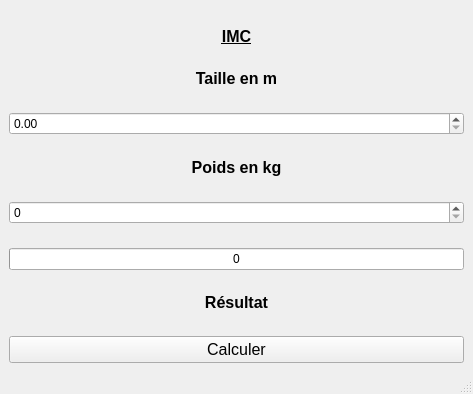
Old version of the form bmi-calculator/mainwindow.ui in the repository ChrisBradford2/BMI-Calculator.
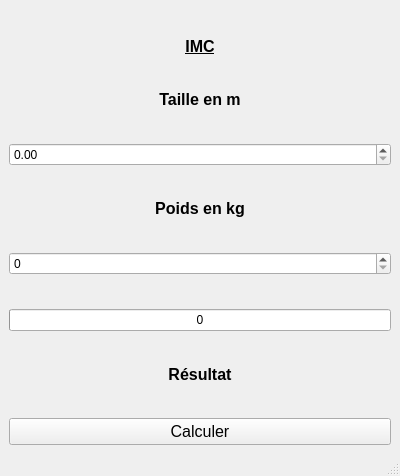
New version of the form.

Commit message: update : gui resize layout

```diff
--- a/bmi-calculator/mainwindow.ui
+++ b/bmi-calculator/mainwindow.ui
@@ -6,8 +6,8 @@
    <rect>
     <x>0</x>
     <y>0</y>
-    <width>473</width>
-    <height>394</height>
+    <width>400</width>
+    <height>476</height>
    </rect>
   </property>
   <property name="windowTitle">
```
